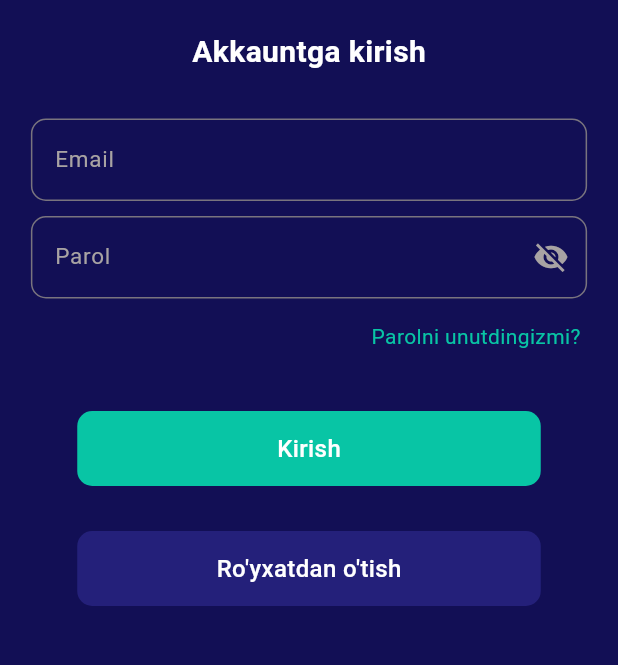
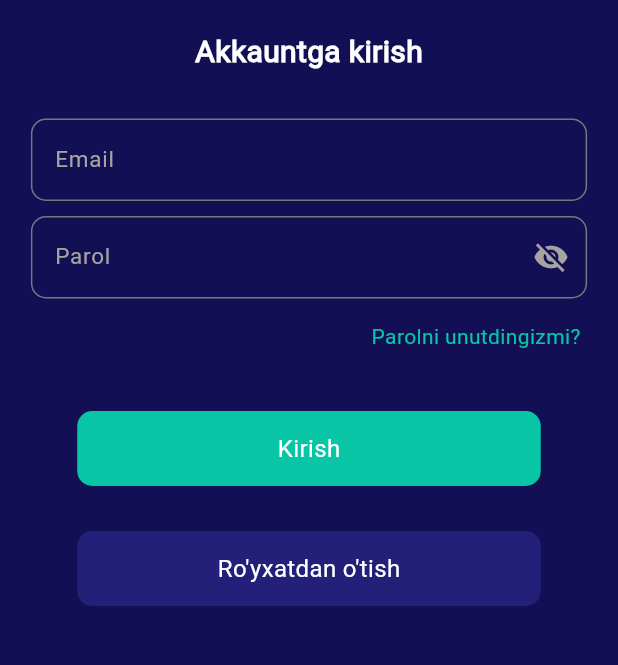
Before and after one commit to azimjaan21/get_topik_korean_quiz, a Flutter app: the screen it shows after launch, on a phone screen of 412 x 824 dp, the part 285-950 px from its top. Run offline on Flutter 3.47's test engine with Material 3 defaults, Android fonts, the phone set to English and light mode, and no system bars; our stand-ins replace animated_splash_screen, firebase_auth, firebase_core, flutter_tts; accounts and stored records are empty.

Commit message:
'Roboto' Font installed

```diff
--- a/lib/main.dart
+++ b/lib/main.dart
@@ -25,6 +25,7 @@ class MyApp extends StatelessWidget {
       debugShowCheckedModeBanner: false,
       theme: ThemeData(
         useMaterial3: true,
+        fontFamily: 'Roboto',
       ),
       home: const SplashScreen(),
       onGenerateRoute: RouterNavigator.generateRoute,
```
Also changed, not shown: pubspec.yaml (+10 -11 lines), assets/fonts/Roboto-Regular.ttf (added).
